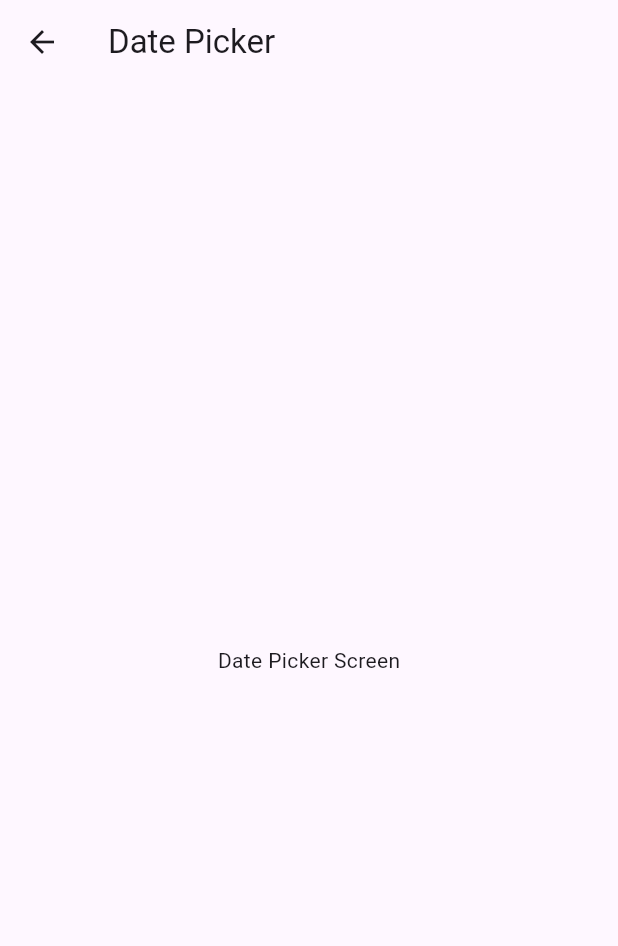
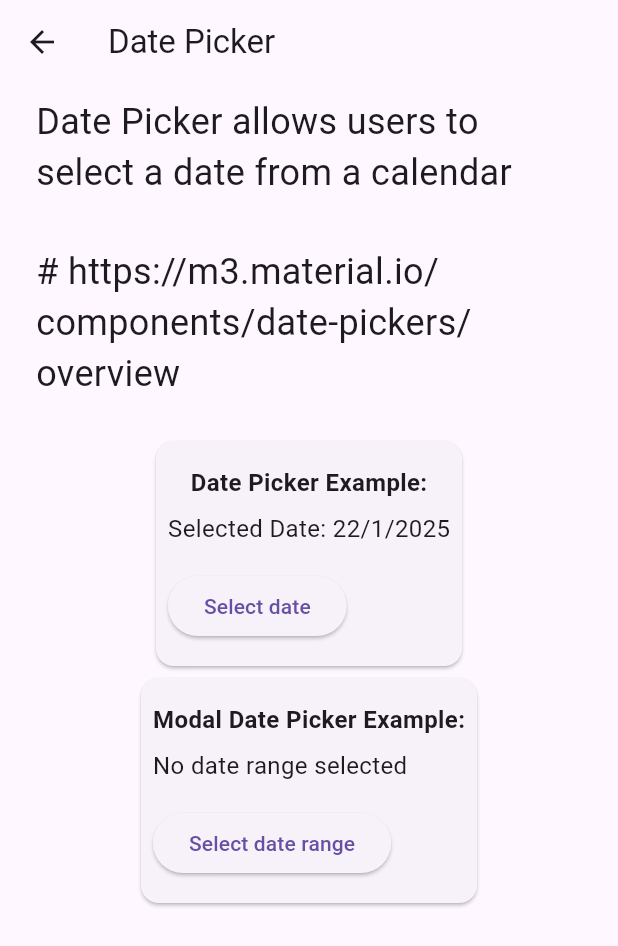
Before and after one commit to HauTranCong/flutterui, a Flutter app: the DatePickerScreen screen opened directly, on a phone screen of 412 x 824 dp. Shown: the top 946 px of the screen. Run offline on Flutter 3.47's test engine with Material 3 defaults, Android fonts, the phone set to English and light mode, and no system bars.

Commit message:
Practicing with DatePicker but I need to improve for horizon scroll in Date Range

```diff
--- a/lib/src/screens/widgetcatalog/selection/Chip.dart
+++ b/lib/src/screens/widgetcatalog/selection/Chip.dart
@@ -121,7 +121,7 @@ class ChipExample extends StatelessWidget {
                     avatar: CircleAvatar(
                         child: Text('W'),
                     ),
-                    label: Text('When are you going?'),
+                    label: Text('Why so serious?'),
                 ),
                 Chip(
                     avatar: CircleAvatar(
--- a/lib/src/screens/widgetcatalog/selection/DatePicker.dart
+++ b/lib/src/screens/widgetcatalog/selection/DatePicker.dart
@@ -1,4 +1,5 @@
 import 'package:flutter/material.dart';
+import 'package:flutterui/src/widgets/textbox.dart';
 
 class DatePickerScreen extends StatelessWidget {
     @override
@@ -7,9 +8,152 @@ class DatePickerScreen extends StatelessWidget {
             appBar: AppBar(
                 title: Text('Date Picker'),
             ),
-            body: Center(
-                child: Text('Date Picker Screen'),
+            body: SingleChildScrollView(
+                padding: const EdgeInsets.symmetric(horizontal: 16.0),
+                child: Column(
+                    children: [
+                        textBox(
+                            'Date Picker allows users to select a date from a calendar',
+                            inputFontSize: 24,
+                        ),
+                        SizedBox(height: 16),
+                        textBox(
+                            '#',
+                            inputFontSize: 24,
+                            url: 'https://m3.material.io/components/date-pickers/overview',
+                        ),
+                        SizedBox(height: 16),
+                        Card(
+                            child: Padding(
+                                padding: const EdgeInsets.fromLTRB(8, 16, 8, 16),
+                                child: Column(
+                                    crossAxisAlignment: CrossAxisAlignment.center,
+                                    children: [
+                                        Text(
+                                            'Date Picker Example:',
+                                            style: TextStyle(
+                                                fontSize: 16,
+                                                fontWeight: FontWeight.bold,
+                                            ),
+                                        ),
+                                        SizedBox(height: 8),
+                                        DockedDatePicker(),
+                                    ],
+                                ),
+                            ),
+                        ),
+
+                        Card(
+                            child: Padding(
+                                padding: const EdgeInsets.fromLTRB(8, 16, 8, 16),
+                                child: Column(
+                                    crossAxisAlignment: CrossAxisAlignment.start,
+                                    children: [
+                                        Text(
+                                            'Modal Date Picker Example:',
+                                            style: TextStyle(
+                                                fontSize: 16,
+                                                fontWeight: FontWeight.bold,
+                                            ),
+                                        ),
+                                        SizedBox(height: 8),
+                                        ModalDatePicker(),
+                                    ],
+                                ),
+                            ),
+                        ),
+                    ],
+                ),
             ),
         );
     }
 }
+
+class DockedDatePicker extends StatefulWidget {
+    @override
+    _ockedDDatePickerState createState() => _ockedDDatePickerState();
+}
+
+class _ockedDDatePickerState extends State<DockedDatePicker> {
+    DateTime _selectedDate = DateTime.now();
+
+    Future<void> _selectDate(BuildContext context) async {
+        final DateTime? picked = await showDatePicker(
+            context: context,
+            initialDate: _selectedDate,
+            firstDate: DateTime(2000),
+            lastDate: DateTime(2077),
+        );
+        if (picked != null && picked != _selectedDate)
+            setState(() {
+                _selectedDate = picked;
+            });
+    }
+
+    @override
+    Widget build(BuildContext context) {
+        return Column(
+            crossAxisAlignment: CrossAxisAlignment.start,
+            children: <Widget>[
+                Text(
+                    'Selected Date: ${_selectedDate.day}/${_selectedDate.month}/${_selectedDate.year}',
+                    style: TextStyle(fontSize: 16),
+                ),
+                SizedBox(height: 16.0),
+                ElevatedButton(
+                    onPressed: () => _selectDate(context),
+                    child: Text('Select date'),
+                ),
+            ],
+        );
+    }
+}
+
+class ModalDatePicker extends StatefulWidget {
+    @override
+    _ModalDatePickerState createState() => _ModalDatePickerState();
+}
+
+class _ModalDatePickerState extends State<ModalDatePicker> {
+    DateTimeRange? _selectedDateRange;
+
+    Future<void> _selectDateRange(BuildContext context) async {
+        final DateTimeRange? picked = await showDateRangePicker(
+            context: context,
+            firstDate: DateTime(2025),
+            lastDate: DateTime(2030),
+            initialDateRange: _selectedDateRange,
+            builder: (BuildContext context, Widget? child) {
+                return Theme(
+                    data: Theme.of(context),
+                    child: child!,
+                );
+            },
+        );
+        if (picked != null && picked != _selectedDateRange) {
+            setState(() {
+                _selectedDateRange = picked;
+            });
+        }
+    }
+
+    @override
+    Widget build(BuildContext context) {
+        return Column(
+            crossAxisAlignment: CrossAxisAlignment.start,
+            children: <Widget>[
+                Text(
+                    _selectedDateRange == null
+                        ? 'No date range selected'
+                        : 'Selected Date Range: ${_selectedDateRange!.start.day}/${_selectedDateRange!.start.month}/${_selectedDateRange!.start.year} - ${_selectedDateRange!.end.day}/${_selectedDateRange!.end.month}/${_selectedDateRange!.end.year}',
+                    style: TextStyle(fontSize: 16),
+                ),
+                SizedBox(height: 16.0),
+                ElevatedButton(
+                    onPressed: () => _selectDateRange(context),
+                    child: Text('Select date range'),
+                ),
+            ],
+        );
+    }
+}
```
